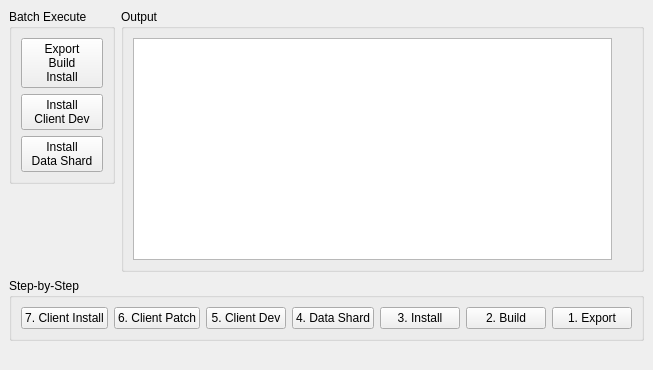
Above: code/nel/tools/3d/object_viewer_qt/src/plugins/build_gamedata/build_gamedata_view.ui from sythaeryn/pndrpg before the change. Below: the same form after it.
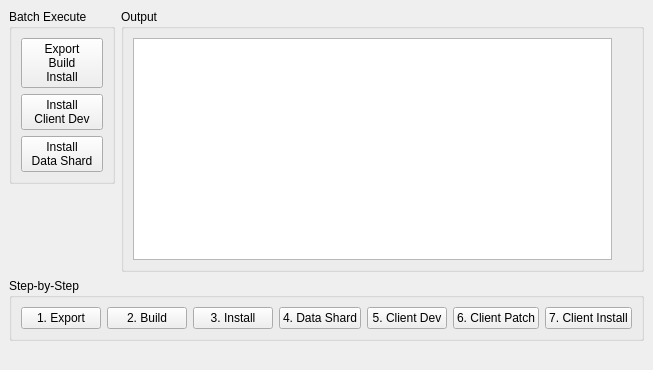
That is the form after the change.

Commit message: Changed: Added process execution, stdout redirection and connected buttons to execute via signal mapper.

Patch:
```diff
--- a/code/nel/tools/3d/object_viewer_qt/src/plugins/build_gamedata/build_gamedata_view.ui
+++ b/code/nel/tools/3d/object_viewer_qt/src/plugins/build_gamedata/build_gamedata_view.ui
@@ -107,54 +107,54 @@
       </property>
       <layout class="QHBoxLayout" name="horizontalLayout">
        <item>
-        <widget class="QPushButton" name="pushButton_7">
-         <property name="text">
-          <string>7. Client Install</string>
-         </property>
-        </widget>
-       </item>
-       <item>
-        <widget class="QPushButton" name="pushButton_6">
-         <property name="text">
-          <string>6. Client Patch</string>
-         </property>
-        </widget>
-       </item>
-       <item>
-        <widget class="QPushButton" name="pushButton_5">
-         <property name="text">
-          <string>5. Client Dev</string>
-         </property>
-        </widget>
-       </item>
-       <item>
-        <widget class="QPushButton" name="pushButton_4">
-         <property name="text">
-          <string>4. Data Shard</string>
-         </property>
-        </widget>
-       </item>
-       <item>
-        <widget class="QPushButton" name="pushButton_3">
-         <property name="text">
-          <string>3. Install</string>
-         </property>
-        </widget>
-       </item>
-       <item>
-        <widget class="QPushButton" name="pushButton_2">
-         <property name="text">
-          <string>2. Build</string>
-         </property>
-        </widget>
-       </item>
-       <item>
-        <widget class="QPushButton" name="pushButton">
+        <widget class="QPushButton" name="stepExportPushButton">
          <property name="text">
           <string>1. Export</string>
          </property>
         </widget>
        </item>
+       <item>
+        <widget class="QPushButton" name="stepBuildPushButton">
+         <property name="text">
+          <string>2. Build</string>
+         </property>
+        </widget>
+       </item>
+       <item>
+        <widget class="QPushButton" name="stepInstallPushButton">
+         <property name="text">
+          <string>3. Install</string>
+         </property>
+        </widget>
+       </item>
+       <item>
+        <widget class="QPushButton" name="stepDataShardPushButton">
+         <property name="text">
+          <string>4. Data Shard</string>
+         </property>
+        </widget>
+       </item>
+       <item>
+        <widget class="QPushButton" name="stepClientDevPushButton">
+         <property name="text">
+          <string>5. Client Dev</string>
+         </property>
+        </widget>
+       </item>
+       <item>
+        <widget class="QPushButton" name="stepClientPatchPushButton">
+         <property name="text">
+          <string>6. Client Patch</string>
+         </property>
+        </widget>
+       </item>
+       <item>
+        <widget class="QPushButton" name="stepClientInstallPushButton">
+         <property name="text">
+          <string>7. Client Install</string>
+         </property>
+        </widget>
+       </item>
       </layout>
      </widget>
     </item>
```
Left out of the diff: 24 changed lines with no effect on the pictures. The commit also changes 3 other files.
